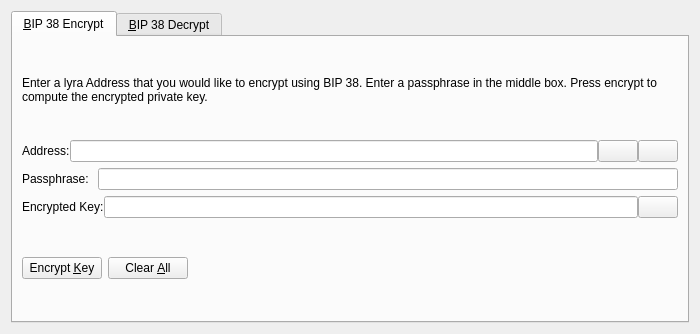
Old version of the form src/qt/forms/bip38tooldialog.ui in the repository scryptachain/scrypta.
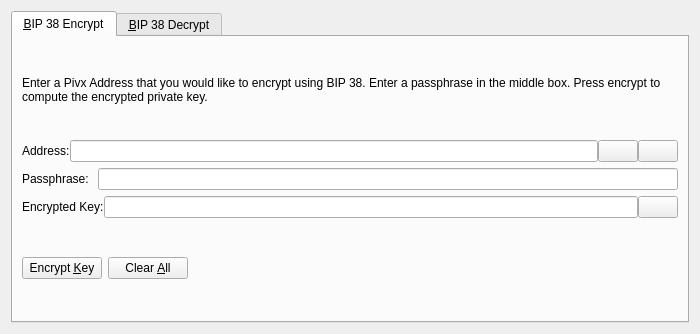
New version of the form. The open tabs and pages were chosen to show the change. Icons and pictures are not drawn. Custom widgets are drawn as their Qt base class.

Diff of the .ui file:
```diff
--- a/src/qt/forms/bip38tooldialog.ui
+++ b/src/qt/forms/bip38tooldialog.ui
@@ -30,7 +30,7 @@
        <item>
         <widget class="QLabel" name="infoLabel_ENC">
          <property name="text">
-          <string>Enter a lyra Address that you would like to encrypt using BIP 38. Enter a passphrase in the middle box. Press encrypt to compute the encrypted private key.</string>
+          <string>Enter a Pivx Address that you would like to encrypt using BIP 38. Enter a passphrase in the middle box. Press encrypt to compute the encrypted private key.</string>
          </property>
          <property name="textFormat">
           <enum>Qt::PlainText</enum>
```
Left out of the diff: 24 changed lines with no effect on the pictures.
